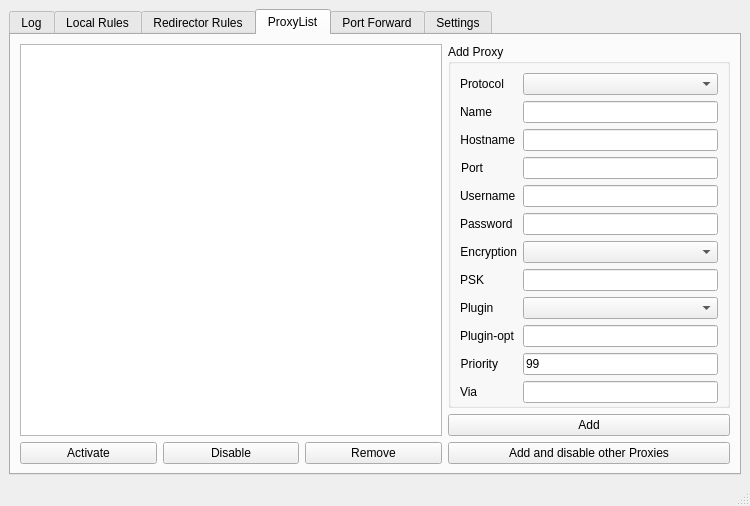
First picture: the form in fwlite/fwlite_gui/mainwindow.ui, repository v3aqb/fwlite, before the edit.
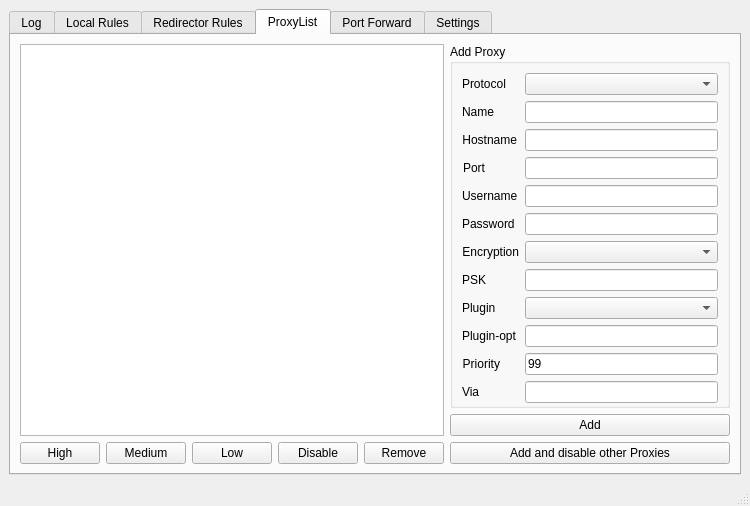
Second picture: the form after the edit. The open tabs and pages were chosen to show the change.

What changed in the file:
```diff
--- a/fwlite/fwlite_gui/mainwindow.ui
+++ b/fwlite/fwlite_gui/mainwindow.ui
@@ -283,7 +283,21 @@
             <item>
              <widget class="QPushButton" name="proxyActivateButton">
               <property name="text">
-               <string>Activate</string>
+               <string>High</string>
+              </property>
+             </widget>
+            </item>
+            <item>
+             <widget class="QPushButton" name="proxyMidButton">
+              <property name="text">
+               <string>Medium</string>
+              </property>
+             </widget>
+            </item>
+            <item>
+             <widget class="QPushButton" name="proxyLowButton">
+              <property name="text">
+               <string>Low</string>
               </property>
              </widget>
             </item>
```
Left out of the diff: 2 changed lines with no effect on the pictures.
